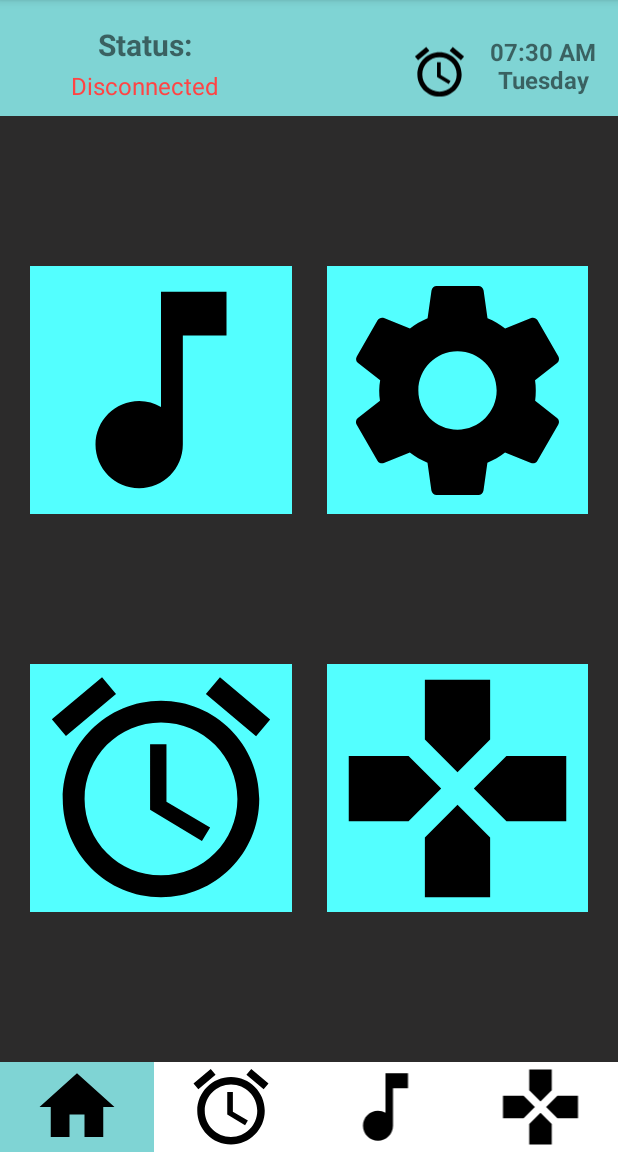
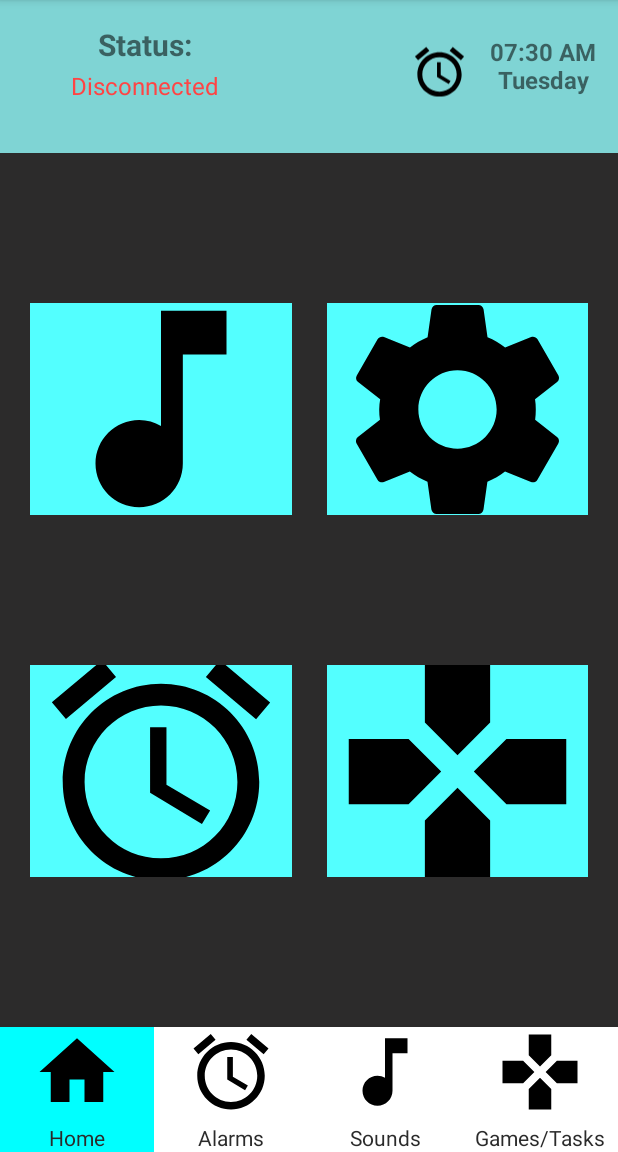
Before and after one commit to ChristosRomanos/AlarmEDMobileApp, an Android app built with Jetpack Compose: the screen it shows after launch (MainActivity), after a tap on an icon or button, on a phone screen of 412 x 824 dp, the part 84-1236 px from its top. Run offline under Robolectric (Android 15) with nearby library versions, the light colour scheme and no system bars.

```diff
--- a/app/src/main/java/com/example/alarmedmobileapp/Adapters/OrderAdapter.kt
+++ b/app/src/main/java/com/example/alarmedmobileapp/Adapters/OrderAdapter.kt
@@ -9,6 +9,7 @@
 import android.view.View
 import android.view.ViewGroup
 import android.widget.Button
+import android.widget.TextView
 import android.widget.Toast
 import androidx.compose.ui.tooling.preview.Preview
 import androidx.core.view.isVisible
@@ -36,7 +37,8 @@
         }
         val view=layoutInflater.inflate(R.layout.tile_layout_easy,container)
         numbers=(1..(8+4*(difficulty-1))).shuffled().toMutableList()
-
+        val title:TextView=view.findViewById(R.id.titleView)
+        title.text = "ORDER"
         val finishBtn: Button =view.findViewById(R.id.startBtn)
         finishBtn.visibility=View.INVISIBLE
         finishBtn.isClickable=false
--- a/app/src/main/java/com/example/alarmedmobileapp/MainActivity.kt
+++ b/app/src/main/java/com/example/alarmedmobileapp/MainActivity.kt
@@ -2,9 +2,11 @@
 
 import android.content.Context
 import android.graphics.Color
+import android.media.Image
 import android.os.Build
 import android.os.Bundle
 import android.view.MotionEvent
+import android.widget.Button
 import android.widget.ImageButton
 import android.widget.LinearLayout
 import android.widget.TextView
@@ -12,7 +14,6 @@
 import androidx.appcompat.app.AppCompatActivity
 import androidx.fragment.app.Fragment
 import androidx.lifecycle.MutableLiveData
-import androidx.lifecycle.asFlow
 import androidx.viewpager2.adapter.FragmentStateAdapter
 import androidx.viewpager2.widget.ViewPager2
 import com.example.alarmedmobileapp.Adapters.MatchAdapter
@@ -21,13 +22,10 @@
 import com.example.alarmedmobileapp.Adapters.Repeat
 import com.example.alarmedmobileapp.Adapters.ViewPagerAdapter
 import com.example.alarmedmobileapp.Data.Alarm
-import com.example.alarmedmobileapp.Data.AlarmList
 import com.example.alarmedmobileapp.Data.Days
 import com.example.alarmedmobileapp.Data.loadAlarmLists
 import com.google.gson.Gson
 import com.google.gson.reflect.TypeToken
-import kotlinx.coroutines.Dispatchers
-import kotlinx.coroutines.GlobalScope
 import kotlinx.coroutines.MainScope
 
 import kotlinx.coroutines.launch
@@ -45,10 +43,19 @@
         var alarmOn = false
         var tasksDone: MutableList<Int> = mutableListOf()
         var difficulties: MutableList<Int> = mutableListOf(1, 1, 1, 1)
-        private var startX = 0f
         lateinit var fragmentAdapter2: FragmentStateAdapter
         lateinit var fragmentAdapter: FragmentStateAdapter
         lateinit var enabledTasks: MutableList<Int>
+        lateinit var currentLayout: LinearLayout
+        lateinit var button: ImageButton
+        lateinit var mainLayout: LinearLayout
+        lateinit var alarmLayout: LinearLayout
+        lateinit var soundLayout: LinearLayout
+        lateinit var tasksLayout: LinearLayout
+        lateinit var mainBtn:ImageButton
+        lateinit var alarmBtn:ImageButton
+        lateinit var soundBtn:ImageButton
+        lateinit var emergencyBtn:ImageButton
         fun overwriteTasksJsonFile(context: Context,tasks: MutableList<Int>) {
             val gson = Gson()
             // Convert the list to a JSON string
@@ -74,9 +81,19 @@
     }
 
     fun normalFlow() {
-        setContentView(R.layout.ok)
-        var button = findViewById<ImageButton>(R.id.btnMain)
+        setContentView(R.layout.ok_alternative)
+        mainLayout=findViewById(R.id.home_container)
+        soundLayout=findViewById(R.id.sounds_container)
+        alarmLayout=findViewById(R.id.alarm_container)
+        tasksLayout=findViewById(R.id.games_container)
+        mainBtn=findViewById(R.id.btnMain)
+        alarmBtn=findViewById(R.id.btnAlarm)
+        soundBtn=findViewById(R.id.btnSounds)
+        emergencyBtn=findViewById(R.id.btnEmergency)
+        button = mainBtn
         button.isClickable = false
+        currentLayout= mainLayout
+        currentLayout.setBackgroundColor(Color.CYAN)
         var recent: Alarm
         var sampleAlarmLists = loadAlarmLists(this)
         println(sampleAlarmLists)
@@ -141,42 +158,97 @@
                 return when (position) {
                     0 -> ViewPagerAdapter.MainFragment()
                     1 -> ViewPagerAdapter.AlarmFragment()
-                    2 -> ViewPagerAdapter.SoundsFragment()
+
+                    2 ->ViewPagerAdapter.SoundsFragment()
                     3 -> ViewPagerAdapter.EmergencyFragment()
 
 
 
-                    else -> ViewPagerAdapter.MainFragment() // Default case
+                    else -> ViewPagerAdapter.EmergencyFragment() // Default case
                 }
             }
         }
+        viewPager2.registerOnPageChangeCallback(object : ViewPager2.OnPageChangeCallback() {
+            override fun onPageSelected(position: Int) {
+                super.onPageSelected(position)
+                if(viewPager2.adapter== fragmentAdapter){
+                // Perform an action when a specific page is selected
+                    when (position) {
+                        0 -> {
+                            button.isClickable = true
+                            currentLayout.setBackgroundColor(Color.WHITE)
+                            button = mainBtn
+                            currentLayout = mainLayout
+                            currentLayout.setBackgroundColor(Color.CYAN)
+                            button.isClickable = false
+                            // Action for page 0
+                        }
+
+                        1 -> {
+                            // Action for page 1
+                            button.isClickable = true
+                            currentLayout.setBackgroundColor(Color.WHITE)
+                            button = alarmBtn
+                            currentLayout = alarmLayout
+                            currentLayout.setBackgroundColor(Color.CYAN)
+                            button.isClickable = false
+                        }
+
+                        2 -> {
+                            // Action for page 4
+                            button.isClickable = true
+                            currentLayout.setBackgroundColor(Color.WHITE)
+                            button = soundBtn
+                            currentLayout = soundLayout
+                            currentLayout.setBackgroundColor(Color.CYAN)
+                            button.isClickable = false
+                        }
+
+                        3 -> {
+                            button.isClickable = true
+                            currentLayout.setBackgroundColor(Color.WHITE)
+                            button = emergencyBtn
+                            currentLayout = tasksLayout
+                            currentLayout.setBackgroundColor(Color.CYAN)
+                            button.isClickable = false
+                        }
+                    }
+                }else{
+                    button.isClickable = true
+                    currentLayout.setBackgroundColor(Color.WHITE)
+                    button = emergencyBtn
+                    currentLayout = tasksLayout
+                    currentLayout.setBackgroundColor(Color.CYAN)
+                }
+            }
+        })
+
         viewPager2.adapter = fragmentAdapter
         viewPager2.isUserInputEnabled = true
         viewPager2.currentItem = 3
         viewPager2.currentItem = 0
 
-
         // Manually handle left swipe from page 4
         // Set up footer button click listeners
-        findViewById<ImageButton>(R.id.btnMain).setOnClickListener {
+        mainBtn.setOnClickListener {
             viewPager2.adapter = fragmentAdapter
             viewPager2.isUserInputEnabled = true
-            var grey_color = it.background
-            button.background = grey_color
+            currentLayout.setBackgroundColor(Color.WHITE)
             button.isClickable = true
-            button = it as ImageButton
-            button.background = cyan_color
+            button = mainBtn
+            currentLayout= mainLayout
+            currentLayout.setBackgroundColor(Color.CYAN)
             button.isClickable = false
             viewPager2.currentItem = 0  // Go to MainFragment
         }
         findViewById<ImageButton>(R.id.btnAlarm).setOnClickListener {
             viewPager2.adapter = fragmentAdapter
             viewPager2.isUserInputEnabled = true
-            var grey_color = it.background
-            button.background = grey_color
+            currentLayout.setBackgroundColor(Color.WHITE)
             button.isClickable = true
-            button = it as ImageButton
-            button.background = cyan_color
+            button = alarmBtn
+            currentLayout= alarmLayout
+            currentLayout.setBackgroundColor(Color.CYAN)
             button.isClickable = false
             viewPager2.currentItem = 1  // Go to AlarmFragment
         }
@@ -195,10 +267,7 @@
             var grey_color = it.background
             viewPager2.adapter = fragmentAdapter
             viewPager2.isUserInputEnabled = true
-            button.background = grey_color
-            button.isClickable = true
-            button = it as ImageButton
-            button.background = cyan_color
+
             button.isClickable = false
             viewPager2.currentItem = 3  // Go to EmergencyFragment
         }
--- a/app/src/main/res/layout/ok_alternative.xml
+++ b/app/src/main/res/layout/ok_alternative.xml
@@ -10,7 +10,7 @@
     <TextView
         android:id="@+id/header"
         android:layout_width="match_parent"
-        android:layout_height="180dp"
+        android:layout_height="102dp"
         android:background="#7FD4D4"
         android:gravity="center"
         android:padding="10dp"
@@ -156,7 +156,7 @@
         android:layout_width="114dp"
         android:layout_height="27dp"
         android:layout_marginStart="40dp"
-        android:layout_marginTop="100dp"
+        android:layout_marginTop="16dp"
         android:gravity="center"
         android:text="Status:"
         android:textSize="20sp"
@@ -168,12 +168,12 @@
         android:id="@+id/textView2"
         android:layout_width="99dp"
         android:layout_height="55dp"
-        android:layout_marginTop="100dp"
+        android:layout_marginTop="16dp"
         android:gravity="center"
         android:text="No Alarm"
         android:textSize="16sp"
         android:textStyle="bold"
-        app:layout_constraintStart_toEndOf="@+id/imageView2"
+        app:layout_constraintEnd_toEndOf="parent"
         app:layout_constraintTop_toTopOf="parent" />
 
     <TextView
@@ -192,10 +192,8 @@
         android:id="@+id/imageView2"
         android:layout_width="39dp"
         android:layout_height="40dp"
-        android:layout_marginStart="100dp"
-        android:layout_marginTop="105dp"
-
-        app:layout_constraintStart_toEndOf="@+id/textView"
+        android:layout_marginTop="28dp"
+        app:layout_constraintEnd_toStartOf="@+id/textView2"
         app:layout_constraintTop_toTopOf="parent"
         app:srcCompat="@drawable/baseline_alarm_24" />
 
```
Also changed, not shown: app/src/main/java/com/example/alarmedmobileapp/Adapters/MathGameAdapter.kt (+7 -1 lines), app/src/main/java/com/example/alarmedmobileapp/Adapters/ViewPagerAdapter.kt (+60 -10 lines).
